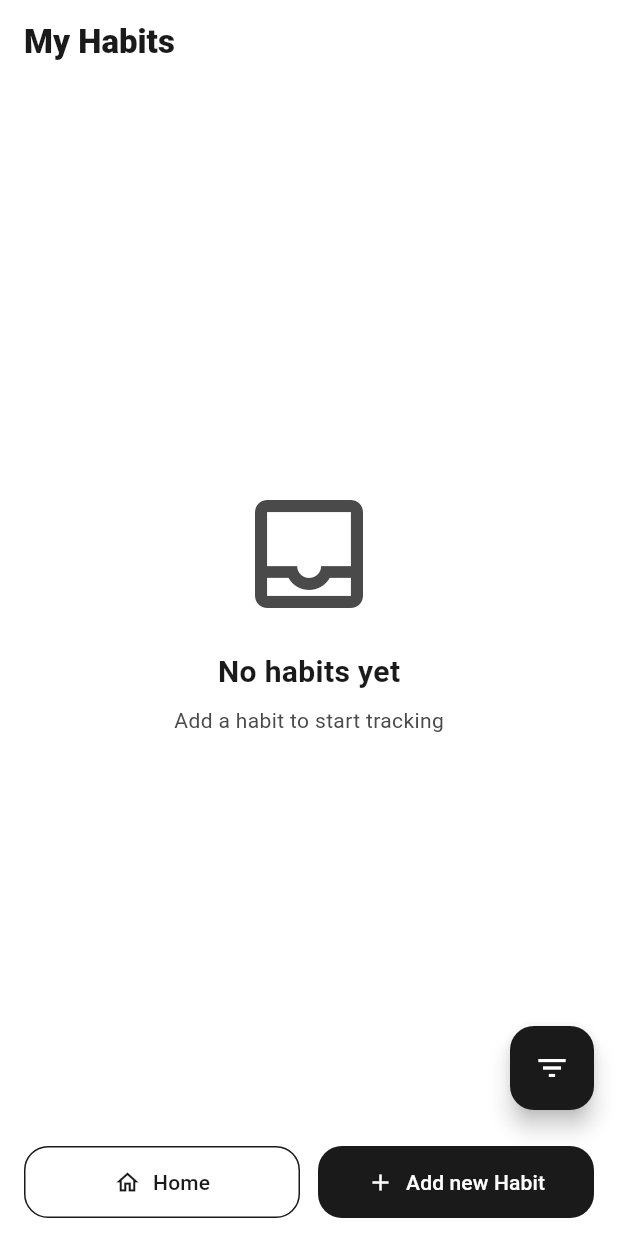
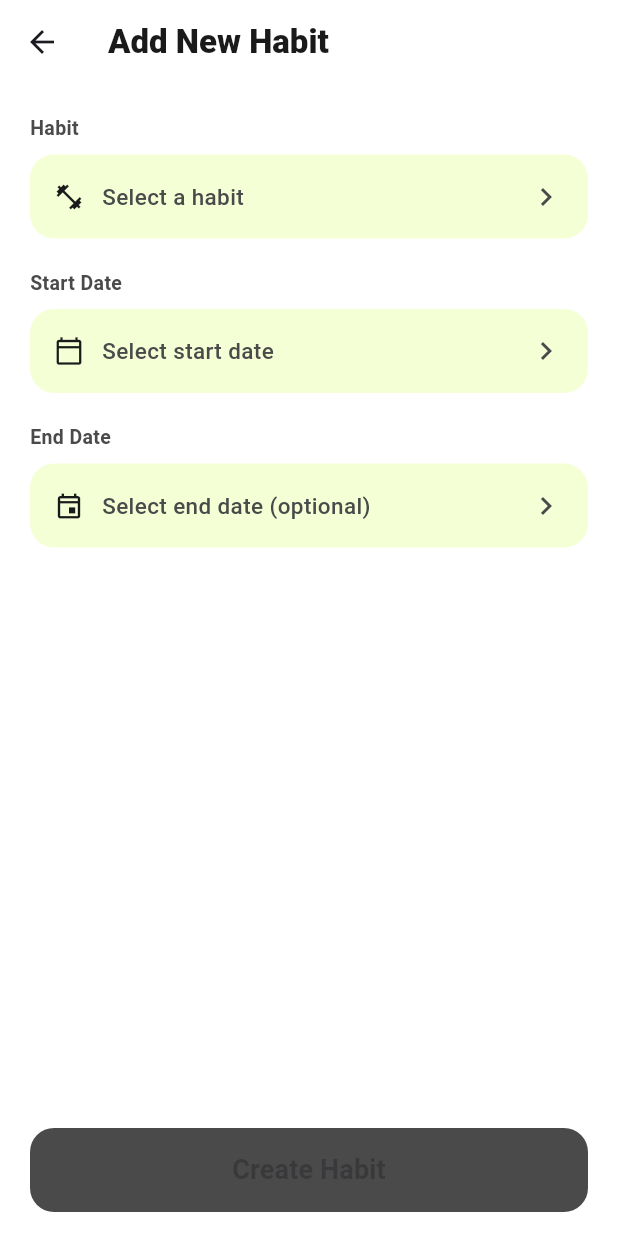
Before and after one commit to ksananth/Habit-tracker, a Flutter app: the DashboardScreen screen opened by its route, after a tap on "Add new Habit", on a phone screen of 412 x 824 dp. Run offline on Flutter 3.47's test engine with Material 3 defaults, Android fonts, the phone set to English and light mode, and no system bars; our stand-ins replace flutter_bloc, flutter_native_splash, get_it, go_router, lottie, objectbox; generated files the repository leaves out were written again.

Commit message:
Add new habit screen

```diff
--- a/lib/core/router/app_router.dart
+++ b/lib/core/router/app_router.dart
@@ -1,4 +1,5 @@
 import 'package:go_router/go_router.dart';
+import 'package:habittracker/features/add_habit/presentation/screen/add_habit_screen.dart';
 import 'package:habittracker/features/dashboard/presentation/screen/dasboard_screen.dart';
 import 'package:habittracker/features/splash/splash_screen.dart';
 import 'package:habittracker/features/home/presentation/screen/home_screen.dart';
@@ -7,6 +8,7 @@ abstract class AppRoutes {
   static const splash = '/';
   static const home = '/home';
   static const dashboard = '/dashboard';
+  static const addHabit = '/add-habit';
 }
 
 final appRouter = GoRouter(
@@ -24,5 +26,9 @@ final appRouter = GoRouter(
       path: AppRoutes.dashboard,
       builder: (context, state) => const DashboardScreen(),
     ),
+    GoRoute(
+      path: AppRoutes.addHabit,
+      builder: (context, state) => const AddHabitScreen(),
+    ),
   ],
 );
--- /dev/null
+++ b/lib/features/add_habit/presentation/screen/add_habit_screen.dart
@@ -0,0 +1,179 @@
+import 'package:flutter/material.dart';
+import 'package:habittracker/core/theme/app_colors.dart';
+import 'package:habittracker/features/add_habit/presentation/widgets/habit_selector_sheet.dart';
+
+class AddHabitScreen extends StatefulWidget {
+  const AddHabitScreen({super.key});
+
+  @override
+  State<AddHabitScreen> createState() => _AddHabitScreenState();
+}
+
+class _AddHabitScreenState extends State<AddHabitScreen> {
+  String? _selectedHabit;
+  DateTime? _startDate;
+  DateTime? _endDate;
+
+  Future<void> _pickDate({required bool isStart}) async {
+    final now = DateTime.now();
+    final picked = await showDatePicker(
+      context: context,
+      initialDate: isStart ? (_startDate ?? now) : (_endDate ?? _startDate ?? now),
+      firstDate: isStart ? DateTime(2000) : (_startDate ?? DateTime(2000)),
+      lastDate: DateTime(2100),
+    );
+    if (picked == null) return;
+    setState(() {
+      if (isStart) {
+        _startDate = picked;
+        if (_endDate != null && _endDate!.isBefore(picked)) _endDate = null;
+      } else {
+        _endDate = picked;
+      }
+    });
+  }
+
+  void _showHabitSelector() {
+    showModalBottomSheet(
+      context: context,
+      shape: const RoundedRectangleBorder(
+        borderRadius: BorderRadius.vertical(top: Radius.circular(24)),
+      ),
+      builder: (_) => HabitSelectorSheet(
+        selected: _selectedHabit,
+        onSelected: (habit) => setState(() => _selectedHabit = habit),
+      ),
+    );
+  }
+
+  String _formatDate(DateTime dt) =>
+      '${dt.day.toString().padLeft(2, '0')}/${dt.month.toString().padLeft(2, '0')}/${dt.year}';
+
+  bool get _isValid =>
+      _selectedHabit != null && _startDate != null;
+
+  @override
+  Widget build(BuildContext context) {
+    return Scaffold(
+      backgroundColor: AppColors.white,
+      appBar: AppBar(
+        title: const Text(
+          'Add New Habit',
+          style: TextStyle(fontWeight: FontWeight.w800, color: AppColors.dark),
+        ),
+        backgroundColor: AppColors.white,
+        elevation: 0,
+      ),
+      body: Padding(
+        padding: const EdgeInsets.all(20),
+        child: Column(
+          crossAxisAlignment: CrossAxisAlignment.start,
+          children: [
+            const Text('Habit', style: _labelStyle),
+            const SizedBox(height: 8),
+            _FieldTile(
+              label: _selectedHabit ?? 'Select a habit',
+              hasValue: _selectedHabit != null,
+              icon: Icons.fitness_center_outlined,
+              onTap: _showHabitSelector,
+            ),
+            const SizedBox(height: 20),
+            const Text('Start Date', style: _labelStyle),
+            const SizedBox(height: 8),
+            _FieldTile(
+              label: _startDate != null ? _formatDate(_startDate!) : 'Select start date',
+              hasValue: _startDate != null,
+              icon: Icons.calendar_today_outlined,
+              onTap: () => _pickDate(isStart: true),
+            ),
+            const SizedBox(height: 20),
+            const Text('End Date', style: _labelStyle),
+            const SizedBox(height: 8),
+            _FieldTile(
+              label: _endDate != null ? _formatDate(_endDate!) : 'Select end date (optional)',
+              hasValue: _endDate != null,
+              icon: Icons.event_outlined,
+              onTap: () => _pickDate(isStart: false),
+            ),
+          ],
+        ),
+      ),
+      bottomNavigationBar: SafeArea(
+        child: Padding(
+          padding: const EdgeInsets.fromLTRB(20, 8, 20, 16),
+          child: SizedBox(
+            width: double.infinity,
+            height: 56,
+            child: ElevatedButton(
+              onPressed: _isValid ? () {} : null,
+              style: ElevatedButton.styleFrom(
+                backgroundColor: AppColors.dark,
+                foregroundColor: AppColors.white,
+                disabledBackgroundColor: AppColors.muted,
+                elevation: 0,
+                shape: RoundedRectangleBorder(
+                  borderRadius: BorderRadius.circular(16),
+                ),
+              ),
+              child: const Text(
+                'Create Habit',
+                style: TextStyle(fontSize: 18, fontWeight: FontWeight.w700),
+              ),
+            ),
+          ),
+        ),
+      ),
+    );
+  }
+}
+
+const _labelStyle = TextStyle(
+  fontSize: 13,
+  fontWeight: FontWeight.w600,
+  color: AppColors.muted,
+);
+
+class _FieldTile extends StatelessWidget {
+  final String label;
+  final bool hasValue;
+  final IconData icon;
+  final VoidCallback onTap;
+
+  const _FieldTile({
+    required this.label,
+    required this.hasValue,
+    required this.icon,
+    required this.onTap,
+  });
+
+  @override
+  Widget build(BuildContext context) {
+    return GestureDetector(
+      onTap: onTap,
+      child: Container(
+        padding: const EdgeInsets.symmetric(horizontal: 16, vertical: 16),
+        decoration: BoxDecoration(
+          color: AppColors.cardLight,
+          borderRadius: BorderRadius.circular(16),
+        ),
+        child: Row(
+          children: [
+            Icon(icon, color: AppColors.dark, size: 20),
+            const SizedBox(width: 12),
+            Expanded(
+              child: Text(
+                label,
+                style: TextStyle(
+                  fontSize: 15,
+                  fontWeight: FontWeight.w500,
+                  color: hasValue ? AppColors.dark : AppColors.muted,
+                ),
+              ),
+            ),
+            const Icon(Icons.chevron_right, color: AppColors.muted),
+          ],
+        ),
+      ),
+    );
+  }
+}
--- a/lib/features/dashboard/presentation/screen/dasboard_screen.dart
+++ b/lib/features/dashboard/presentation/screen/dasboard_screen.dart
@@ -55,7 +55,7 @@ class DashboardScreen extends StatelessWidget {
                 const SizedBox(width: 12),
                 Expanded(
                   child: ElevatedButton.icon(
-                    onPressed: () {},
+                    onPressed: () => context.push(AppRoutes.addHabit),
                     icon: const Icon(Icons.add),
                     label: const Text('Add new Habit'),
                     style: ElevatedButton.styleFrom(
```
Also changed, not shown: lib/features/add_habit/presentation/widgets/habit_selector_sheet.dart (added, +75 -0 lines).
